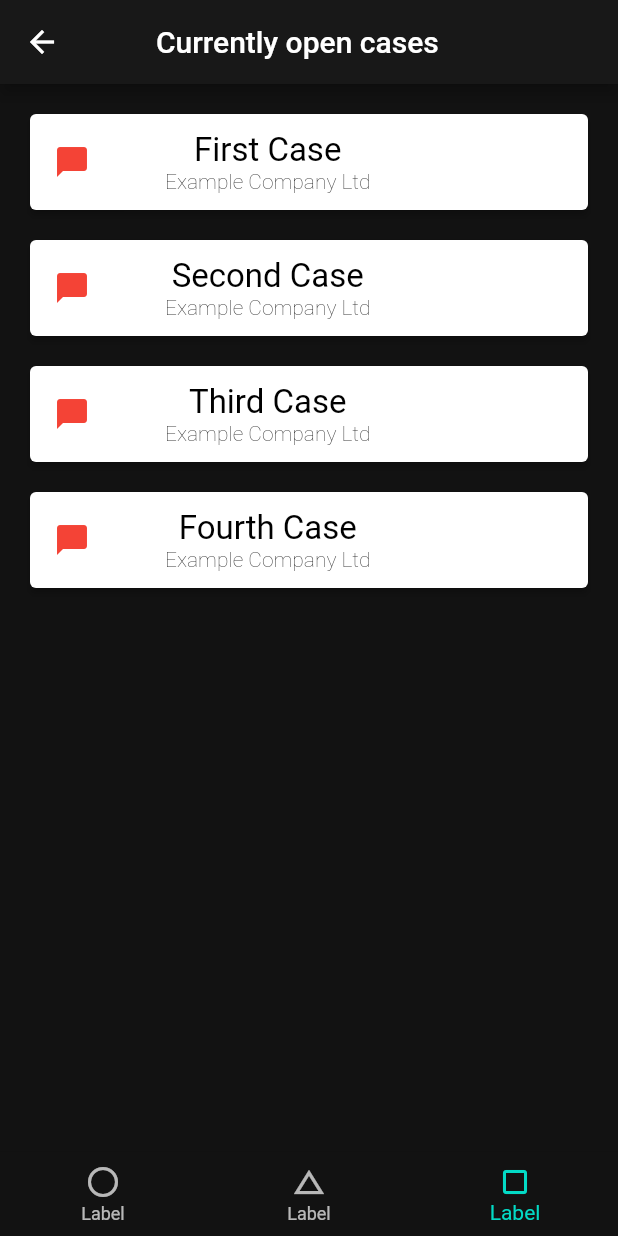
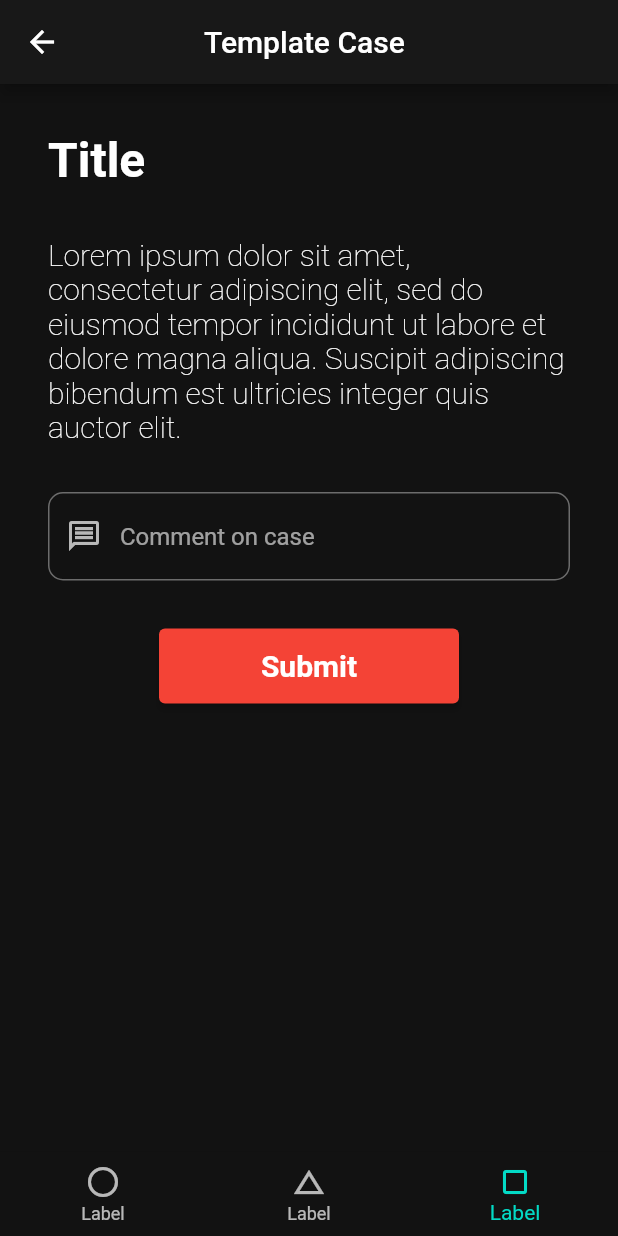
Before and after one commit to Vastamaki88/UI-final-project, a Flutter app: the CurrentCases screen opened directly, after a tap on "First Case", on a phone screen of 412 x 824 dp. Run offline on Flutter 3.47's test engine with Material 2 defaults, Android fonts, the phone set to English and light mode, and no system bars; our stand-ins replace email_validator.

Commit message:
Basic Template Case view

```diff
--- a/final_project/lib/CurrentCases.dart
+++ b/final_project/lib/CurrentCases.dart
@@ -1,4 +1,5 @@
 
+import 'package:final_project/ExampleCase.dart';
 import 'package:final_project/LoginView.dart';
 import 'package:flutter/material.dart';
 import 'MessagesView.dart';
@@ -40,7 +41,8 @@ class _CurrentCasesState extends State<CurrentCases> {
         appBar: AppBar(title: const Padding(
           padding: EdgeInsets.fromLTRB(32,0,32,0),
           child: Text("Currently open cases"),
-        ),),
+        ),
+        ),
         body:
             //beginning of case cards UI
         Column(
@@ -53,7 +55,7 @@ class _CurrentCasesState extends State<CurrentCases> {
                     context,
                     MaterialPageRoute(
                       builder: (context) =>
-                      const CurrentCases(title: 'Current Cases UI'),
+                      const ExampleCase(),
                     ),
                   );
                 },
@@ -66,7 +68,7 @@ class _CurrentCasesState extends State<CurrentCases> {
                 child: Row(
                   mainAxisAlignment: MainAxisAlignment.start,
                   children: <Widget>[Icon(
-                    Icons.chat_bubble,
+                    Icons.mark_email_read,
                     color: Theme.of(context).colorScheme.primary,
                     size: 24.0,
                     semanticLabel: 'Text to announce in accessibility modes',
@@ -106,7 +108,7 @@ class _CurrentCasesState extends State<CurrentCases> {
                     context,
                     MaterialPageRoute(
                       builder: (context) =>
-                      const CurrentCases(title: 'Current Cases UI'),
+                      const ExampleCase(),
                     ),
                   );
                 },
@@ -119,7 +121,7 @@ class _CurrentCasesState extends State<CurrentCases> {
                 child: Row(
                   mainAxisAlignment: MainAxisAlignment.start,
                   children: <Widget>[Icon(
-                    Icons.chat_bubble,
+                    Icons.mail,
                     color: Theme.of(context).colorScheme.primary,
                     size: 24.0,
                     semanticLabel: 'Text to announce in accessibility modes',
@@ -159,7 +161,7 @@ class _CurrentCasesState extends State<CurrentCases> {
                     context,
                     MaterialPageRoute(
                       builder: (context) =>
-                      const CurrentCases(title: 'Current Cases UI'),
+                      const ExampleCase(),
                     ),
                   );
                 },
@@ -172,7 +174,7 @@ class _CurrentCasesState extends State<CurrentCases> {
                 child: Row(
                   mainAxisAlignment: MainAxisAlignment.start,
                   children: <Widget>[Icon(
-                    Icons.chat_bubble,
+                    Icons.mail,
                     color: Theme.of(context).colorScheme.primary,
                     size: 24.0,
                     semanticLabel: 'Text to announce in accessibility modes',
@@ -212,7 +214,7 @@ class _CurrentCasesState extends State<CurrentCases> {
                     context,
                     MaterialPageRoute(
                       builder: (context) =>
-                      const CurrentCases(title: 'Current Cases UI'),
+                      const ExampleCase(),
                     ),
                   );
                 },
@@ -225,7 +227,7 @@ class _CurrentCasesState extends State<CurrentCases> {
                 child: Row(
                   mainAxisAlignment: MainAxisAlignment.start,
                   children: <Widget>[Icon(
-                    Icons.chat_bubble,
+                    Icons.mail,
                     color: Theme.of(context).colorScheme.primary,
                     size: 24.0,
                     semanticLabel: 'Text to announce in accessibility modes',
--- /dev/null
+++ b/final_project/lib/ExampleCase.dart
@@ -0,0 +1,107 @@
+
+import 'package:final_project/CurrentCases.dart';
+import 'package:final_project/MessagesView.dart';
+import 'package:flutter/material.dart';
+import 'CurrentCases.dart';
+
+class ExampleCase extends StatelessWidget {
+  const ExampleCase({Key? key}) : super(key: key);
+
+
+  // This is a template Case that opens from any click on a case.
+
+  @override
+  Widget build(BuildContext context) {
+    return Scaffold(
+        backgroundColor: Theme.of(context).colorScheme.background,
+        bottomNavigationBar: BottomNavigationBar(
+            backgroundColor: Theme.of(context).colorScheme.background,
+            currentIndex: 2,
+            items: const [
+              BottomNavigationBarItem(
+                icon: Icon(Icons.radio_button_unchecked),
+                label: 'Label',
+              ),
+              BottomNavigationBarItem(
+                icon: Icon(Icons.change_history),
+                label: 'Label',
+              ),
+              BottomNavigationBarItem(
+                icon: Icon(Icons.crop_square),
+                label: 'Label',
+              ),
+            ]
+        ),
+        appBar: AppBar(title: const Padding(
+          padding: EdgeInsets.fromLTRB(64,0,64,0),
+          child: Text("Template Case"),
+        ),
+        ),
+        body: Column(
+          children: [
+            const Padding(
+              padding: EdgeInsets.fromLTRB(32, 32, 32, 0),
+              child: Align(
+                alignment: Alignment.topLeft,
+                child: Text("Title",
+                    style: TextStyle(
+                      color: Colors.white,
+                      fontWeight: FontWeight.bold,
+                      fontSize: 32,
+                    )
+                ),
+              ),
+            ),
+            const Padding(
+              padding: EdgeInsets.all(32.0),
+              child: Text("Lorem ipsum dolor sit amet, consectetur adipiscing elit, sed do eiusmod tempor incididunt ut labore et dolore magna aliqua. Suscipit adipiscing bibendum est ultricies integer quis auctor elit.",
+                  style: TextStyle(
+                    color: Colors.white,
+                    fontWeight: FontWeight.w200,
+                    fontSize: 20,
+                  )
+              ),
+            ),
+            Padding(
+              padding: const EdgeInsets.fromLTRB(32,0,32,32),
+              child: TextFormField(
+                maxLines: 1,
+                decoration: InputDecoration(
+                  hintText: 'Comment on case',
+                  prefixIcon  : const Icon(Icons.message_outlined),
+                  border: OutlineInputBorder(
+                    borderRadius: BorderRadius.circular(10),
+                  ),
+                ),
+              ),
+            ),
+            ElevatedButton(
+              onPressed: () {
+                Navigator.push(
+                    context,
+                    MaterialPageRoute(
+                    builder: (context) =>
+                const MessagesView(title: 'Messages UI')
+                    ),
+                );
+              },
+              style: ElevatedButton.styleFrom(
+                minimumSize: const Size(200, 50),
+                textStyle: const TextStyle(fontSize: 20),
+                primary: Theme.of(context).colorScheme.primary,
+
+              ),
+              child: const Text(
+                'Submit',
+                style: TextStyle(
+                  color: Colors.white,
+                  fontWeight: FontWeight.bold,
+                  fontSize: 20,
+                ),
+              ),
+            ),
+          ],
+        ),
+    );
+  }
+}
--- a/final_project/lib/MessagesView.dart
+++ b/final_project/lib/MessagesView.dart
@@ -279,7 +279,7 @@ AppBar buildAppBar(BuildContext context) {
     actions: [
       IconButton( //redirect to login view
           onPressed: () {
-        Navigator.pushReplacement(
+        Navigator.push(
           context,
           MaterialPageRoute(
             builder: (context) =>
@@ -287,7 +287,7 @@ AppBar buildAppBar(BuildContext context) {
           ),
         );
       },
-          icon: const Icon(Icons.supervisor_account),),
+          icon: const Icon(Icons.manage_accounts),),
     ],
   );
 }
--- a/final_project/lib/OpenNewCase.dart
+++ b/final_project/lib/OpenNewCase.dart
@@ -37,7 +37,10 @@ class _OpenNewCaseState extends State<OpenNewCase> {
               ),
             ]
         ),
-        appBar: AppBar(title: Center(child: const Text("Open a new case")),),
+        appBar: AppBar(title: const Padding(
+          padding: EdgeInsets.fromLTRB(48,0,48,0),
+          child: Text("Open a new case"),
+        ),),
       body:
         Column(
           children: [
@@ -90,7 +93,7 @@ class _OpenNewCaseState extends State<OpenNewCase> {
                       onPressed: () {
                         //if (_formKey.currentState!.validate()) {}
                         //go to next view, not sure if validator needed
-                        Navigator.pushReplacement(
+                        Navigator.push(
                           context,
                           MaterialPageRoute(
                             builder: (context) =>
@@ -120,7 +123,7 @@ class _OpenNewCaseState extends State<OpenNewCase> {
                       onPressed: () {
                         //if (_formKey.currentState!.validate()) {}
                         //go to next view, not sure if validator needed
-                        Navigator.pushReplacement(
+                        Navigator.push(
                           context,
                           MaterialPageRoute(
                             builder: (context) =>
@@ -149,7 +152,7 @@ class _OpenNewCaseState extends State<OpenNewCase> {
                       onPressed: () {
                         //if (_formKey.currentState!.validate()) {}
                         //go to next view, not sure if validator needed
-                        Navigator.pushReplacement(
+                        Navigator.push(
                           context,
                           MaterialPageRoute(
                             builder: (context) =>
```
Also changed, not shown: 1 other file.
